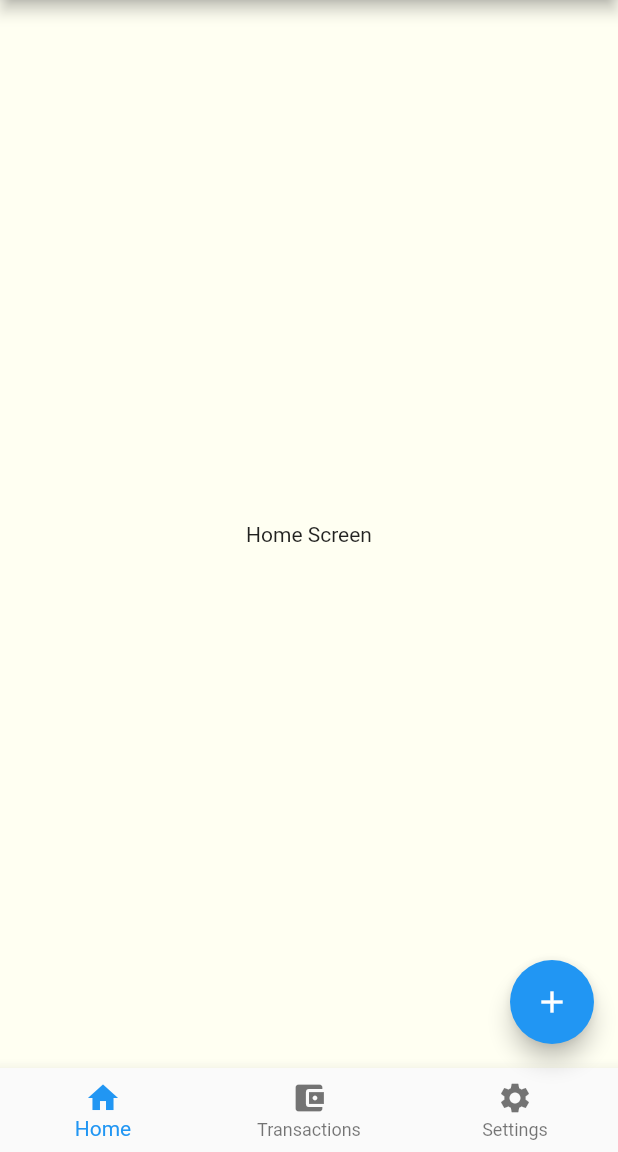
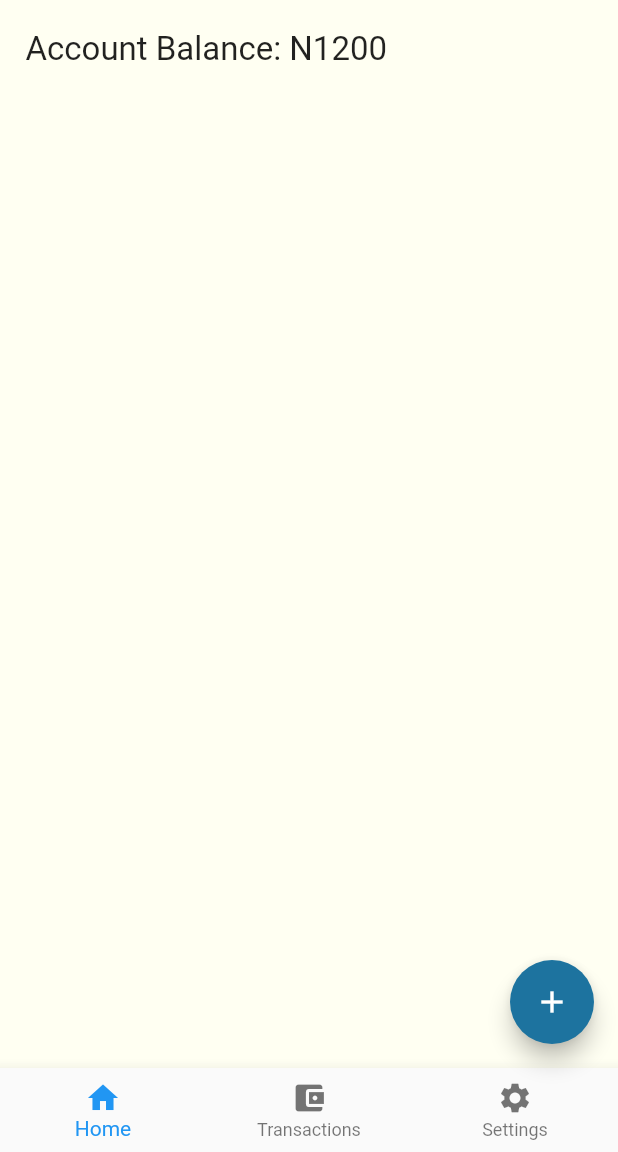
Before and after one commit to jeremiah-olisa/tracka, a Flutter app: the screen it shows after launch, on a phone screen of 412 x 824 dp, the part 84-1236 px from its top. Run offline on Flutter 3.47's test engine with Material 2 defaults, Android fonts, the phone set to English and light mode, and no system bars; our stand-ins replace flutter_svg.

Commit message:
home screen

```diff
--- /dev/null
+++ b/lib/src/constants/colors.dart
@@ -0,0 +1,6 @@
+import 'package:flutter/material.dart';
+
+final Map<String, Color> appColors = {
+  'light': const Color(0xffFFFFF2),
+  'main': const Color(0xff1D739F),
+};
--- a/lib/src/screens/home_screen.dart
+++ b/lib/src/screens/home_screen.dart
@@ -1,4 +1,6 @@
 import 'package:flutter/material.dart';
+import 'package:tracka/src/constants/colors.dart';
+import 'package:tracka/src/widgets/account_balance_card.dart';
 import 'package:tracka/src/widgets/bottom_nav.dart';
 
 class HomeScreen extends StatelessWidget {
@@ -11,29 +13,39 @@ class HomeScreen extends StatelessWidget {
       showDialog(
         context: context,
         builder: (context) {
-          return const AlertDialog();
+          return const AlertDialog(
+            title: Text("Add Entry"),
+            content: Text("You have raised a Alert Dialog Box"),
+          );
         },
       );
     }
 
     return Scaffold(
-      backgroundColor: const Color(0xffFFFFF2),
+      backgroundColor: appColors['light'],
       floatingActionButton: FloatingActionButton(
         onPressed: addEntry,
+        backgroundColor: appColors['main'],
         child: const Icon(Icons.add),
       ),
       drawer: const Drawer(),
       appBar: AppBar(
         title: const Text("TRACKA"),
-        backgroundColor: const Color(0xff1D739F),
+        backgroundColor: appColors['main'],
         centerTitle: true,
+        elevation: 0,
       ),
       bottomNavigationBar: BottomNavigation(
         onTabChange: (index) => {},
       ),
-      body: const Center(
-        child: Text("Home Screen"),
-      ),
+      body: Column(children: [
+        Container(
+            margin: const EdgeInsets.only(top: 20, right: 10, left: 17),
+            child: const Text(
+              "Account Balance: N1200",
+              style: TextStyle(fontSize: 22),
+            )),
+      ]),
     );
   }
 }
```
Also changed, not shown: lib/src/widgets/account_balance_card.dart (added, +19 -0 lines), lib/src/constants/routes.dart (renamed from lib/src/routes/index.dart).
